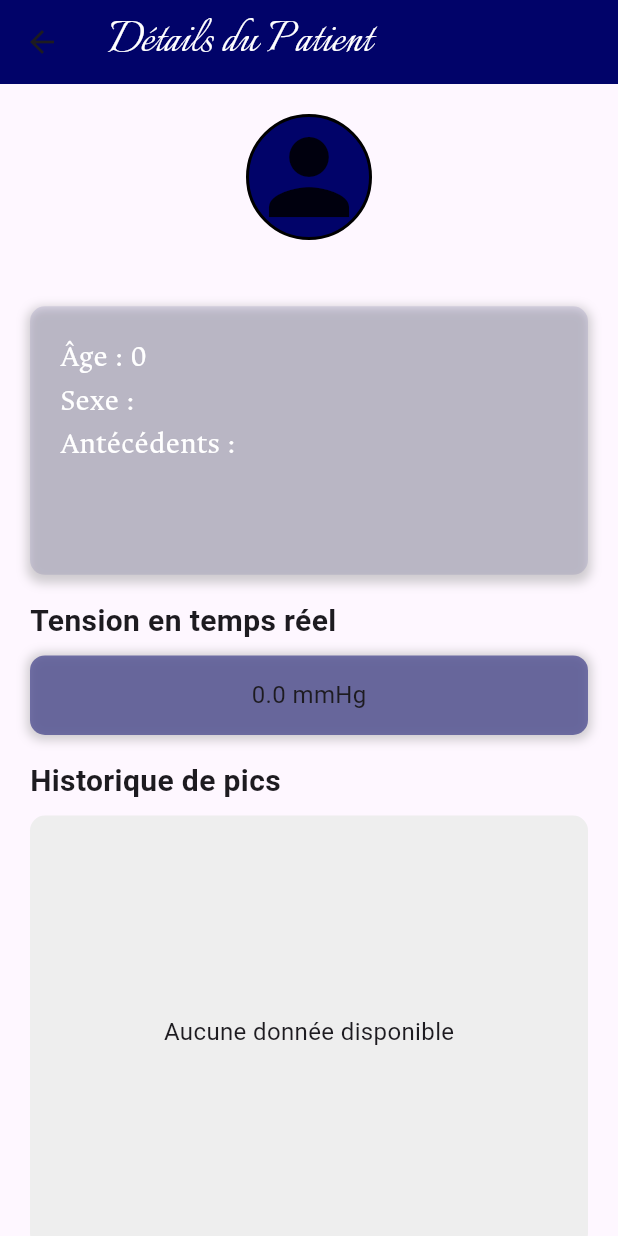
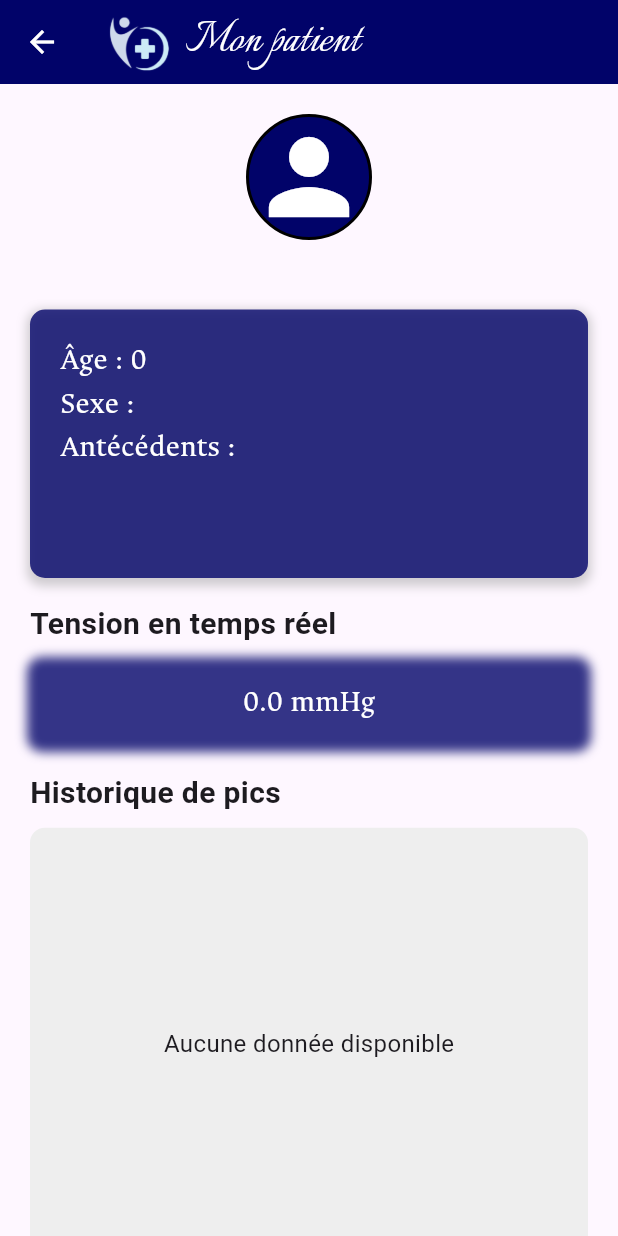
Before and after one commit to abdearrahmane-z/myPatientsApp, a Flutter app: the DetailPage screen opened directly with empty values, on a phone screen of 412 x 824 dp. Run offline on Flutter 3.47's test engine with Material 3 defaults, Android fonts, the phone set to English and light mode, and no system bars; our stand-ins replace firebase_auth, firebase_core, firebase_database, firebase_messaging, flutter_local_notifications, flutter_screenutil and 1 more; accounts and stored records are empty.

Commit message:
change designe Color

```diff
--- a/lib/core/constants/colors.dart
+++ b/lib/core/constants/colors.dart
@@ -2,8 +2,9 @@ import 'package:flutter/material.dart';
 
 class AppColors {
   static const Color appBarColor = Color.fromARGB(255, 1, 3, 105);
-  static const Color secondaryColor = Color(0xFF03DAC6);
+  static const Color secondaryColor = Colors.white;
   static const Color backgroundColor = Colors.white;
   static const Color errorColor = Color(0xFFB00020);
   static const Color authFormColor = Colors.white;
+  static const Color icon = Colors.white;
 }
--- a/lib/core/constants/text_styles.dart
+++ b/lib/core/constants/text_styles.dart
@@ -1,6 +1,7 @@
 import 'package:flutter/material.dart';
 import 'package:flutter/widgets.dart';
 import 'package:flutter_screenutil/flutter_screenutil.dart';
+import 'package:my_patients/core/constants/colors.dart';
 
 class AppTextStyles {
 
@@ -14,35 +15,35 @@ class AppTextStyles {
   static TextStyle notificationTime = TextStyle(
         fontFamily: 'Ancizar',
         fontSize: 12.spMin,
-        color: Colors.black,
+        color: AppColors.secondaryColor,
         fontWeight: FontWeight.w300
       );
   static TextStyle username = TextStyle(
-        fontFamily: 'Ancizar',
         fontSize: 25.spMin,
         color: Colors.black,
+        fontWeight: FontWeight.w700
       );
     static TextStyle detailText = TextStyle(
         fontFamily: 'Ancizar',
         fontSize: 20.spMin,
-        color: Colors.white,
+        color: AppColors.secondaryColor,
       );
   static TextStyle paragraph = TextStyle(
         fontFamily: 'Ancizar',
         fontSize: 15.spMin,
-        color: Colors.black,
+        color: AppColors.secondaryColor,
         fontWeight: FontWeight.w300
       );
   static TextStyle detailTitle = TextStyle(
         fontFamily: 'Ancizar',
         fontSize: 20.spMin,
-        color: Colors.black,
+        color: AppColors.secondaryColor,
         fontWeight: FontWeight.w300
       );
   static TextStyle detailSubtitle = TextStyle(
         fontFamily: 'Ancizar',
         fontSize: 15.spMin,
-        color: Colors.black,
+        color: AppColors.secondaryColor,
         fontWeight: FontWeight.w300
       );
 
--- a/lib/main.dart
+++ b/lib/main.dart
@@ -35,9 +35,9 @@ class MyApp extends StatelessWidget {
       builder: (context, child) {
         return GetMaterialApp(
           debugShowCheckedModeBanner: false,
-          title: 'My Patients',
+          title: 'Mes Patients',
           theme: ThemeData(primarySwatch: Colors.blue),
-          home: Home(),
+          home: LoginPage(),
         );
       },
     );
--- a/lib/view/detailPage/detail_page.dart
+++ b/lib/view/detailPage/detail_page.dart
@@ -23,8 +23,22 @@ class DetailPage extends StatelessWidget {
     return SafeArea(
       child: Scaffold(
         appBar: AppBar(
-          title: Text('Détails du Patient', style: AppTextStyles.appBarText),
+          foregroundColor: AppColors.secondaryColor,
+          title: Row(
+            children: [
+              Image.asset(
+                'assets/images/logo.png', // Make sure this path is correct and added in pubspec.yaml
+                height: 40,
+              ),
+              const SizedBox(width: 10),
+              Text(
+                "Mon patient",
+                style: AppTextStyles.appBarText,
+              ),
+            ],
+          ),
           backgroundColor: AppColors.appBarColor,
+
         ),
         body: Align(
           alignment: Alignment.topCenter,
--- a/lib/view/detailPage/widgets/real_time_value.dart
+++ b/lib/view/detailPage/widgets/real_time_value.dart
@@ -1,6 +1,7 @@
 import 'package:flutter/material.dart';
 import 'package:flutter_screenutil/flutter_screenutil.dart';
 import 'package:my_patients/core/constants/colors.dart';
+import 'package:my_patients/core/constants/text_styles.dart';
 
 class RealTimeValue extends StatelessWidget {
   const RealTimeValue({super.key, required this.tension});
@@ -22,11 +23,11 @@ class RealTimeValue extends StatelessWidget {
           padding: const EdgeInsets.all(15),
           width: double.infinity,
           decoration: BoxDecoration(
-            color: AppColors.appBarColor.withOpacity(0.5),
+            color: AppColors.appBarColor.withOpacity(0.0),
             borderRadius: BorderRadius.circular(10),
             boxShadow: [
               BoxShadow(
-                color: Colors.grey.withOpacity(0.5),
+                color: AppColors.appBarColor.withOpacity(0.8),
                 spreadRadius: 2,
                 blurRadius: 5,
                 offset: const Offset(0, 1), // changes position of shadow
@@ -37,7 +38,7 @@ class RealTimeValue extends StatelessWidget {
           child:
               Text(
                 '$tension mmHg',
-                style: TextStyle(fontSize: 16),
+                style: AppTextStyles.detailText,
               ),
 
         ),
--- a/lib/view/detailPage/widgets/user_info.dart
+++ b/lib/view/detailPage/widgets/user_info.dart
@@ -27,17 +27,18 @@ class UserInfoWidget extends StatelessWidget {
                  border: Border.all(color: Colors.black, width: 2),
                  borderRadius: BorderRadius.circular(100),
                ),
-               child: Icon(Icons.person, size: 80.spMin),),
-               SizedBox(height: screenHeight * 0.01),
+               child: Icon(Icons.person, size: 80.spMin, color: AppColors.secondaryColor,),),
+               SizedBox(height: screenHeight * 0.0004),
                Text('${patient?.name} ${patient?.lastName}', style: AppTextStyles.username),
           ],
         ),
         Container(
+          margin: EdgeInsets.only(top: 10),
          alignment: Alignment.topLeft,
          padding: const EdgeInsets.all(20),
          width: double.infinity,
          decoration: BoxDecoration(
-           color: AppColors.appBarColor.withOpacity(0.1),
+           color: AppColors.appBarColor.withOpacity(0.8),
            borderRadius: BorderRadius.circular(10),
            boxShadow: [
              BoxShadow(
--- a/lib/view/loginPage/login_page.dart
+++ b/lib/view/loginPage/login_page.dart
@@ -33,7 +33,7 @@ class LoginPage extends StatelessWidget {
                     ),
                     SizedBox(height: screenHeight * 0.02),
                     Text(
-                      "My Patients",
+                      "Mes Patients",
                       style: TextStyle(
                         color: Colors.white,
                         fontSize: 50,
--- a/lib/view/notifyPage/widgets/notify_item.dart
+++ b/lib/view/notifyPage/widgets/notify_item.dart
@@ -32,6 +32,7 @@ class NotifyWidget extends StatelessWidget {
         );
       },
       child: Card(
+        color: AppColors.appBarColor,
         margin: EdgeInsets.all(5.spMin),
         child: ListTile(
           leading: Icon(Icons.notifications, color: AppColors.secondaryColor),
--- a/lib/view/signUpPage/signup_page.dart
+++ b/lib/view/signUpPage/signup_page.dart
@@ -35,7 +35,7 @@ class SignUpPage extends StatelessWidget {
                     ),
                     SizedBox(height: screenHeight * 0.02),
                     Text(
-                      "My Patients",
+                      "Mes Patients",
                       style: TextStyle(
                         color: Colors.white,
                         fontSize: 50.spMin,
--- a/lib/view/widgets/my_textfield.dart
+++ b/lib/view/widgets/my_textfield.dart
@@ -24,7 +24,7 @@ class MyTextField extends StatelessWidget {
         filled: true,
         labelText: labelText,
         hintText: hintText,
-        hintStyle: TextStyle(color: Colors.grey),
+        hintStyle: TextStyle(color: Colors.white),
         border: OutlineInputBorder(
           borderRadius: BorderRadius.circular(10),
           borderSide: const BorderSide(),
```
Also changed, not shown: lib/view/forget_pass_page/forget_pass_page.dart (+13 -1 lines), lib/view/home/HomePage.dart (+18 -15 lines), lib/view/notifyPage/notify_Page.dart (+15 -3 lines), lib/view/patients_page/patients_page.dart (+20 -1 lines), lib/view/patients_page/widgets/itemForm.dart (+5 -2 lines), lib/view/widgets/my_button2.dart (added, +30 -0 lines).
